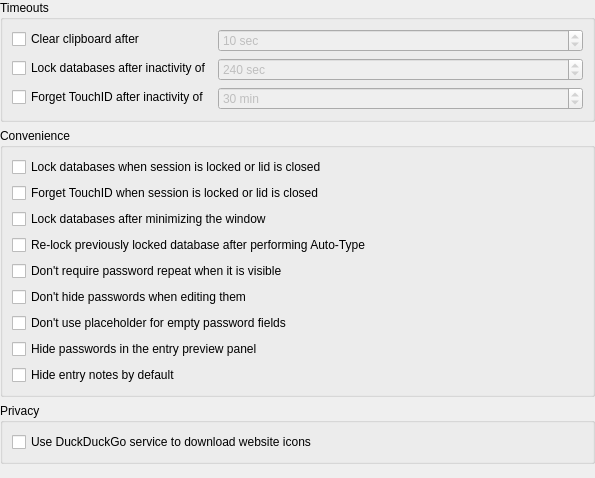
Before: the Qt Designer form src/gui/ApplicationSettingsWidgetSecurity.ui in keepassxreboot/keepassxc, drawn with Qt 5.
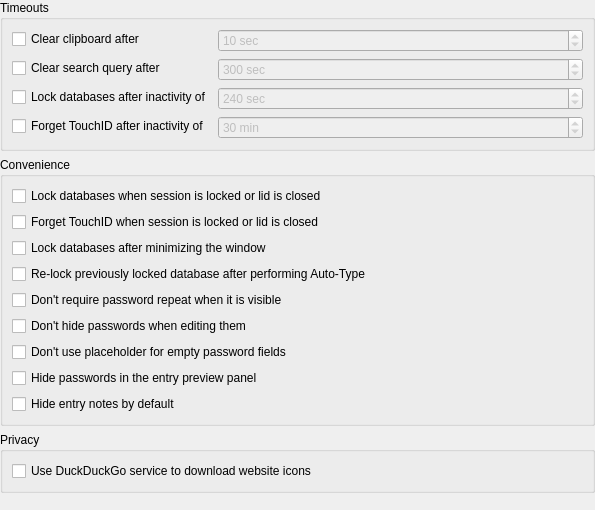
After: the same form once the commit is applied.

Commit message: Add setting for search results timeout (#3400)

What changed in the file:
```diff
--- a/src/gui/ApplicationSettingsWidgetSecurity.ui
+++ b/src/gui/ApplicationSettingsWidgetSecurity.ui
@@ -7,7 +7,7 @@
     <x>0</x>
     <y>0</y>
     <width>595</width>
-    <height>478</height>
+    <height>510</height>
    </rect>
   </property>
   <layout class="QVBoxLayout" name="verticalLayout">
@@ -61,6 +61,41 @@
         </property>
        </widget>
       </item>
+      <item row="1" column="0">
+       <widget class="QCheckBox" name="clearSearchCheckBox">
+        <property name="text">
+         <string>Clear search query after</string>
+        </property>
+       </widget>
+      </item>
+      <item row="1" column="1">
+       <widget class="QSpinBox" name="clearSearchSpinBox">
+        <property name="enabled">
+         <bool>false</bool>
+        </property>
+        <property name="sizePolicy">
+         <sizepolicy hsizetype="Expanding" vsizetype="Fixed">
+          <horstretch>0</horstretch>
+          <verstretch>0</verstretch>
+         </sizepolicy>
+        </property>
+        <property name="suffix">
+         <string comment="Seconds"> sec</string>
+        </property>
+        <property name="minimum">
+         <number>1</number>
+        </property>
+        <property name="maximum">
+         <number>999</number>
+        </property>
+        <property name="value">
+         <number>300</number>
+        </property>
+        <property name="displayIntegerBase">
+         <number>10</number>
+        </property>
+       </widget>
+      </item>
       <item row="2" column="0">
        <widget class="QCheckBox" name="lockDatabaseIdleCheckBox">
         <property name="sizePolicy">
```
Left out of the diff: 14 changed lines with no effect on the pictures. The commit also changes 3 other files.
